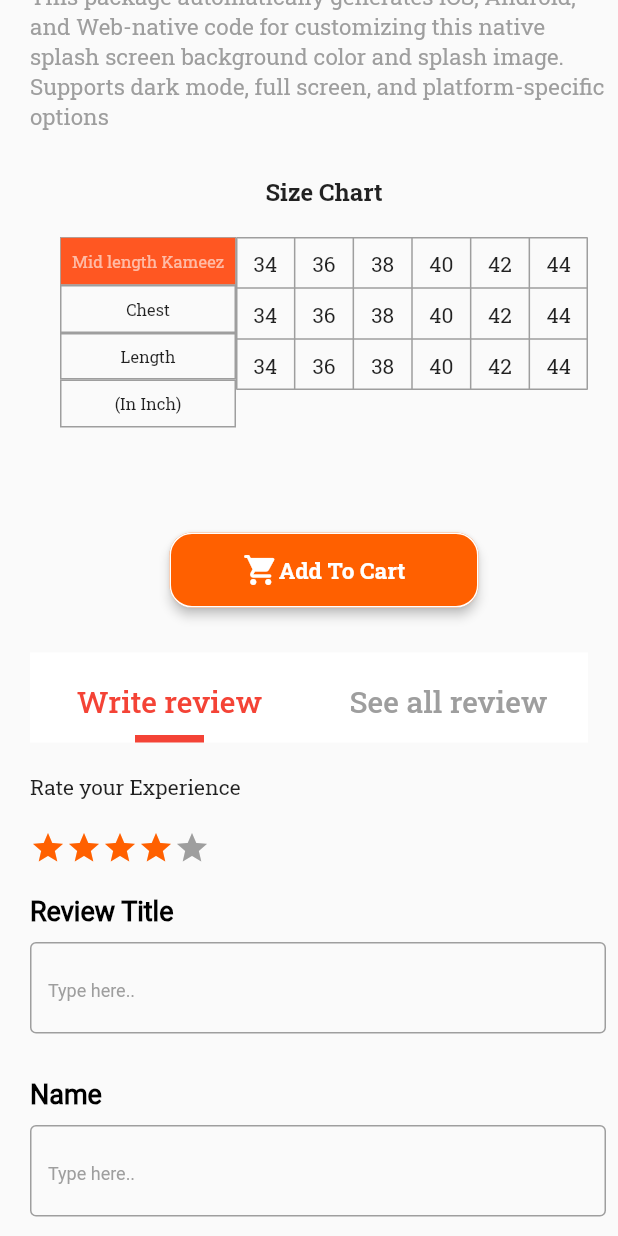
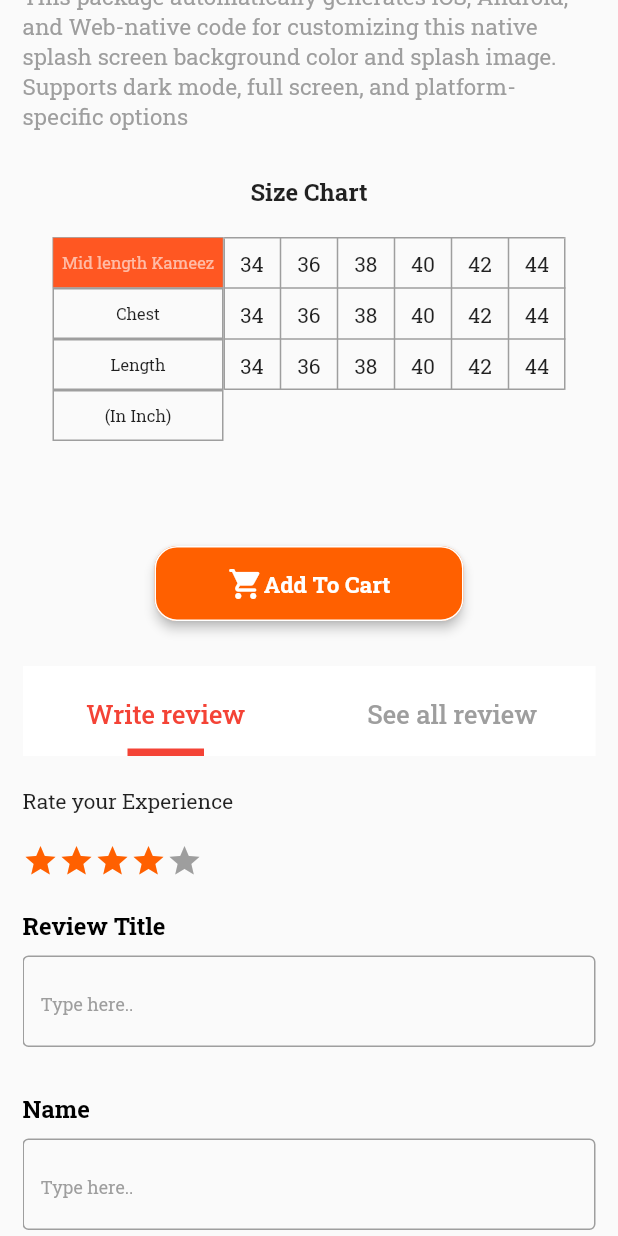
Before and after one commit to excelitai-gunjon/classy-ecom-ui-test-1, a Flutter app: the ProductDetail widget shown alone on an empty page, opened directly, scrolled down 576 dp, on a phone screen of 412 x 824 dp. Run offline on Flutter 3.47's test engine with Material 2 defaults, Android fonts, the phone set to English and light mode, and no system bars; our stand-ins replace carousel_slider, country_code_picker, dotted_border, flutter_image_slideshow, flutter_screenutil, font_awesome_flutter and 2 more.

Commit message:
mostofa edited 10th

```diff
--- a/lib/view/product_details/product_detail_page.dart
+++ b/lib/view/product_details/product_detail_page.dart
@@ -8,6 +8,7 @@ import 'package:classy_e_com_demo_test_ui_1/view/product_details/component/size_
 import 'package:flutter/material.dart';
 import 'package:flutter/cupertino.dart';
 import 'package:provider/provider.dart';
+import 'package:flutter_screenutil/flutter_screenutil.dart';
 
 class ProductDetail extends StatefulWidget {
   ProductDetail({
@@ -48,7 +49,7 @@ class _ProductDetailState extends State<ProductDetail> with SingleTickerProvider
     final selected = Provider.of<ProductDetailController>(context);
     return SafeArea(
       child: Padding(
-        padding: EdgeInsets.only(left: 20.0),
+        padding: EdgeInsets.symmetric(horizontal: 15),
         child: SingleChildScrollView(
           child: Column(
             crossAxisAlignment: CrossAxisAlignment.start,
@@ -60,12 +61,12 @@ class _ProductDetailState extends State<ProductDetail> with SingleTickerProvider
                   //fit: StackFit.loose,
                   children: [
                     Align(
-                      alignment: Alignment.centerRight,
+                      alignment: Alignment.center,
                       child: Container(
                         height: MediaQuery.of(context).size.height,
-                        width: MediaQuery.of(context).size.width * .9,
+                        width: MediaQuery.of(context).size.width * .7,
                         decoration: BoxDecoration(
-                            color: Colors.green,
+                            //color: Colors.green,
                             image: DecorationImage(
                                 image: AssetImage(selected.productImageUrl.toString()),
                                 fit: BoxFit.contain),
@@ -453,7 +454,7 @@ class _ProductDetailState extends State<ProductDetail> with SingleTickerProvider
                         child: Column(
                           children: [
                             Container(
-                              height: 32,
+                              height: 34,
                               width: MediaQuery.of(context).size.width,
                               decoration: BoxDecoration(
                                   color: Colors.deepOrange,
@@ -472,7 +473,7 @@ class _ProductDetailState extends State<ProductDetail> with SingleTickerProvider
                               ),
                             ),
                             Container(
-                              height: 32,
+                              height: 34,
                               width: MediaQuery.of(context).size.width,
                               decoration: BoxDecoration(
                                   border: Border.all(
@@ -489,7 +490,7 @@ class _ProductDetailState extends State<ProductDetail> with SingleTickerProvider
                               ),
                             ),
                             Container(
-                              height: 31,
+                              height: 34,
                               width: MediaQuery.of(context).size.width,
                               decoration: BoxDecoration(
                                   border: Border.all(
@@ -506,7 +507,7 @@ class _ProductDetailState extends State<ProductDetail> with SingleTickerProvider
                               ),
                             ),
                             Container(
-                              height: 32,
+                              height: 34,
                               width: MediaQuery.of(context).size.width,
                               decoration: BoxDecoration(
                                   border: Border.all(
@@ -640,9 +641,7 @@ class _ProductDetailState extends State<ProductDetail> with SingleTickerProvider
                 height: 30,
               ),
 
-              Padding(
-                padding: const EdgeInsets.only(right: 20),
-                child: Container(
+              Container(
                 height: 60,
                 width: MediaQuery.of(context).size.width,
                 child: AppBar(
@@ -660,7 +659,7 @@ class _ProductDetailState extends State<ProductDetail> with SingleTickerProvider
                           //icon: Icon(Icons.directions_bike),
                           child: Text(
                             "Write review",
-                              style: TextStyle(fontSize: 20),
+                            style: TextStyle(fontSize: 15.sp),
                           ),
                         ),
                         Tab(
@@ -669,11 +668,10 @@ class _ProductDetailState extends State<ProductDetail> with SingleTickerProvider
                           // ),
                           child: Text(
                             "See all review",
-                              style: TextStyle(fontSize: 20),
+                            style: TextStyle(fontSize: 15.sp),
                           ),
                         ),
                       ]
-                    ),
                   ),
                 ),
               ),
@@ -726,14 +724,11 @@ class _ProductDetailState extends State<ProductDetail> with SingleTickerProvider
                               style: TextStyle(
                                   color: Colors.black,
                                   fontWeight: FontWeight.bold,
-                                  fontSize: 18,
-                                  fontFamily: 'Roboto-Regular.ttf'
+                                  fontSize: 14.sp,
                               ),
                             ),
                             SizedBox(height: 10,),
-                            Padding(
-                              padding: const EdgeInsets.only(right: 8.0),
-                              child: TextField(
+                            TextField(
                               decoration: InputDecoration(
                                 focusColor: Colors.grey,
                                 fillColor: Colors.grey,
@@ -742,8 +737,7 @@ class _ProductDetailState extends State<ProductDetail> with SingleTickerProvider
                                   borderSide: BorderSide(color: Colors.grey, width: 1),
                                 ),
                                 hintText: 'Type here..',
-                                  hintStyle: TextStyle(fontSize: 12.0, color: Colors.grey, fontFamily: 'Roboto-Regular.ttf'),
-                                ),
+                                hintStyle: TextStyle(fontSize: 12.0, color: Colors.grey),
                               ),
                             ),
 
@@ -753,14 +747,11 @@ class _ProductDetailState extends State<ProductDetail> with SingleTickerProvider
                               style: TextStyle(
                                   color: Colors.black,
                                   fontWeight: FontWeight.bold,
-                                  fontSize: 18,
-                                  fontFamily: 'Roboto-Regular.ttf'
+                                  fontSize: 14.sp,
                               ),
                             ),
                             SizedBox(height: 10,),
-                            Padding(
-                              padding: const EdgeInsets.only(right: 8.0),
-                              child: TextField(
+                            TextField(
                               decoration: InputDecoration(
                                 focusColor: Colors.grey,
                                 fillColor: Colors.grey,
@@ -769,8 +760,7 @@ class _ProductDetailState extends State<ProductDetail> with SingleTickerProvider
                                   borderSide: BorderSide(color: Colors.grey, width: 1),
                                 ),
                                 hintText: 'Type here..',
-                                  hintStyle: TextStyle(fontSize: 12.0, color: Colors.grey, fontFamily: 'Roboto-Regular.ttf'),
-                                ),
+                                hintStyle: TextStyle(fontSize: 12.0, color: Colors.grey),
                               ),
                             ),
                             SizedBox(height: 30,),
@@ -779,14 +769,11 @@ class _ProductDetailState extends State<ProductDetail> with SingleTickerProvider
                               style: TextStyle(
                                   color: Colors.black,
                                   fontWeight: FontWeight.bold,
-                                  fontSize: 18,
-                                  fontFamily: 'Roboto-Regular.ttf'
+                                  fontSize: 14.sp,
                               ),
                             ),
                             SizedBox(height: 10,),
-                            Padding(
-                              padding: const EdgeInsets.only(right: 8.0),
-                              child: TextField(
+                            TextField(
                               decoration: InputDecoration(
                                 focusColor: Colors.grey,
                                 fillColor: Colors.grey,
@@ -795,8 +782,7 @@ class _ProductDetailState extends State<ProductDetail> with SingleTickerProvider
                                   borderSide: BorderSide(color: Colors.grey, width: 1),
                                 ),
                                 hintText: 'Type here..',
-                                  hintStyle: TextStyle(fontSize: 12.0, color: Colors.grey, fontFamily: 'Roboto-Regular.ttf'),
-                                ),
+                                hintStyle: TextStyle(fontSize: 12.0, color: Colors.grey),
                               ),
                             ),
 
@@ -807,14 +793,11 @@ class _ProductDetailState extends State<ProductDetail> with SingleTickerProvider
                               style: TextStyle(
                                   color: Colors.black,
                                   fontWeight: FontWeight.bold,
-                                  fontSize: 18,
-                                  fontFamily: 'Roboto-Regular.ttf'
+                                  fontSize: 14.sp,
                               ),
                             ),
                             SizedBox(height: 10,),
-                            Padding(
-                              padding: const EdgeInsets.only(right: 8.0),
-                              child: Container(
+                            Container(
                               child: TextField(
                                 decoration: InputDecoration(
                                   focusColor: Colors.grey,
@@ -824,8 +807,7 @@ class _ProductDetailState extends State<ProductDetail> with SingleTickerProvider
                                     borderSide: BorderSide(color: Colors.grey, width: 1),
                                   ),
                                   hintText: 'Type here..',
-                                    hintStyle: TextStyle(fontSize: 12.0, color: Colors.grey, fontFamily: 'Roboto-Regular.ttf'),
-                                  ),
+                                  hintStyle: TextStyle(fontSize: 12.0, color: Colors.grey),
                                 ),
                               ),
                             ),
@@ -834,7 +816,7 @@ class _ProductDetailState extends State<ProductDetail> with SingleTickerProvider
 
 
                             Container(
-                              width: 170,
+                              width: 200.w,
                               height: 40,
                               child: ElevatedButton(
                                 onPressed: (){},
--- a/lib/view/profile_page/profile_page.dart
+++ b/lib/view/profile_page/profile_page.dart
@@ -34,9 +34,15 @@ class Profile extends StatelessWidget {
                     crossAxisAlignment: CrossAxisAlignment.start,
                     mainAxisAlignment: MainAxisAlignment.center,
                     children: [
-                      Text("Excel IT AI",
-                        style: TextStyle(fontSize: 16.sp),
+                      Row(
+                        children: [
+                          SizedBox(width: 5.w,),
+                          Text("Excel IT AI",
+                            style: TextStyle(fontSize: 16.sp),
+                          ),
+                        ],
                       ),
+                      SizedBox(height: 5.h,),
                       Row(
                         //crossAxisAlignment: CrossAxisAlignment.start,
                         mainAxisAlignment: MainAxisAlignment.spaceBetween,
@@ -50,9 +56,11 @@ class Profile extends StatelessWidget {
                           ),
                         ],
                       ),
+                      SizedBox(height: 5.h,),
                       Row(
                         mainAxisAlignment: MainAxisAlignment.spaceBetween,
                         children: [
+                          SizedBox(width: 3.w,),
                           Icon(Icons.email),
                           SizedBox(width: 3.w,),
                           Text("info@excelitai.com",
--- a/lib/view/profile_page/sub_pages/shipping_address_page/shipping_address_pages.dart
+++ b/lib/view/profile_page/sub_pages/shipping_address_page/shipping_address_pages.dart
@@ -39,7 +39,8 @@ class _ShippingAddressState extends State<ShippingAddress> {
             color: Colors.black,
           ),
         ),
-        title: Center(
+        title: Padding(
+          padding: EdgeInsets.only(left: 35.w),
           child: Text("Shipping Address",
             style: TextStyle(
                 color: Colors.black,
@@ -89,7 +90,7 @@ class _ShippingAddressState extends State<ShippingAddress> {
                     ),
                   ],
                 ),
-                SizedBox(height: 10,),
+                SizedBox(height: 20,),
                 Row(
                   children: [
                     Icon(Icons.radio_button_checked, color: Colors.orange,),
@@ -117,7 +118,7 @@ class _ShippingAddressState extends State<ShippingAddress> {
                     ),
                   ],
                 ),
-                SizedBox(height: 10,),
+                SizedBox(height: 20,),
                 GestureDetector(
                   onTap: (){
                     Navigator.push(context, MaterialPageRoute(builder: (context) =>EditAddress()));
@@ -125,7 +126,12 @@ class _ShippingAddressState extends State<ShippingAddress> {
                   child: Row(
                     crossAxisAlignment: CrossAxisAlignment.start,
                     children: [
-                      Icon(Icons.radio_button_off, color: Colors.black,),
+                      Column(
+                        children: [
+                          SizedBox(height: 20,),
+                          Icon(Icons.radio_button_checked, color: Colors.orange,),
+                        ],
+                      ),
                       Container(
                         height: 130,
                         width: 280,
```
Also changed, not shown: lib/model/cart_model.dart (+8 -6 lines). Lines whose indentation alone changed are shown as unchanged.
